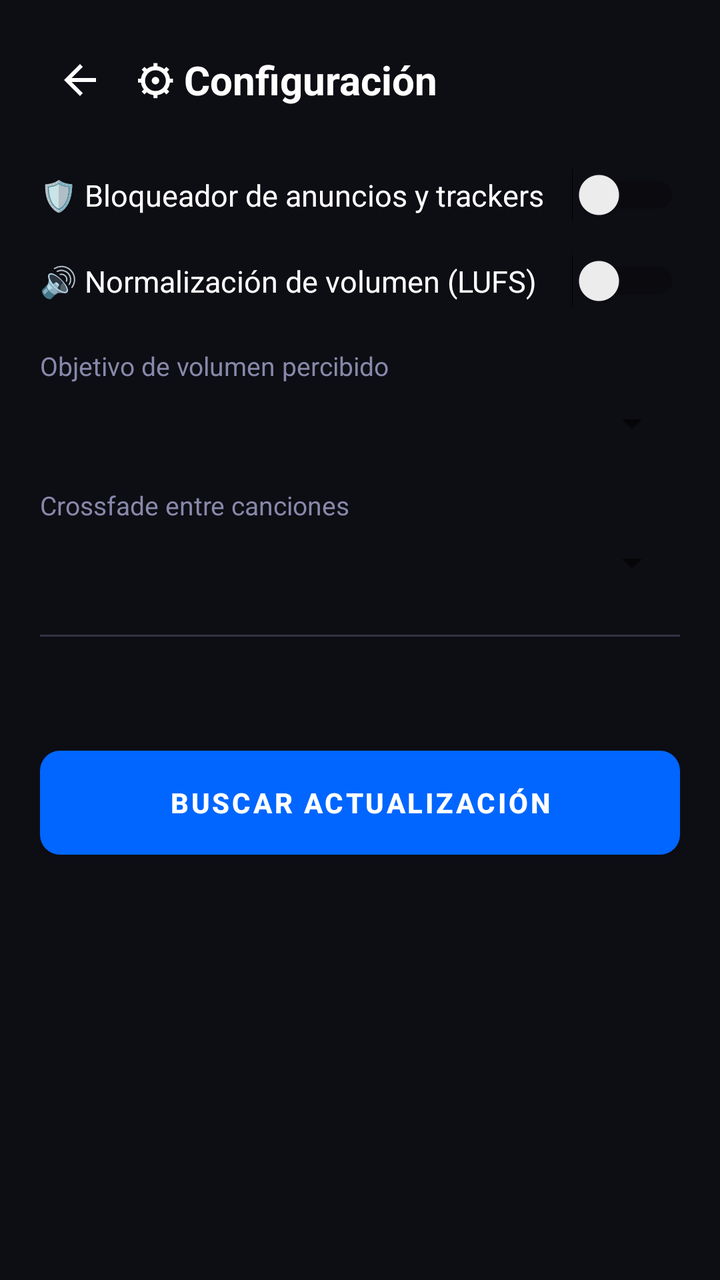
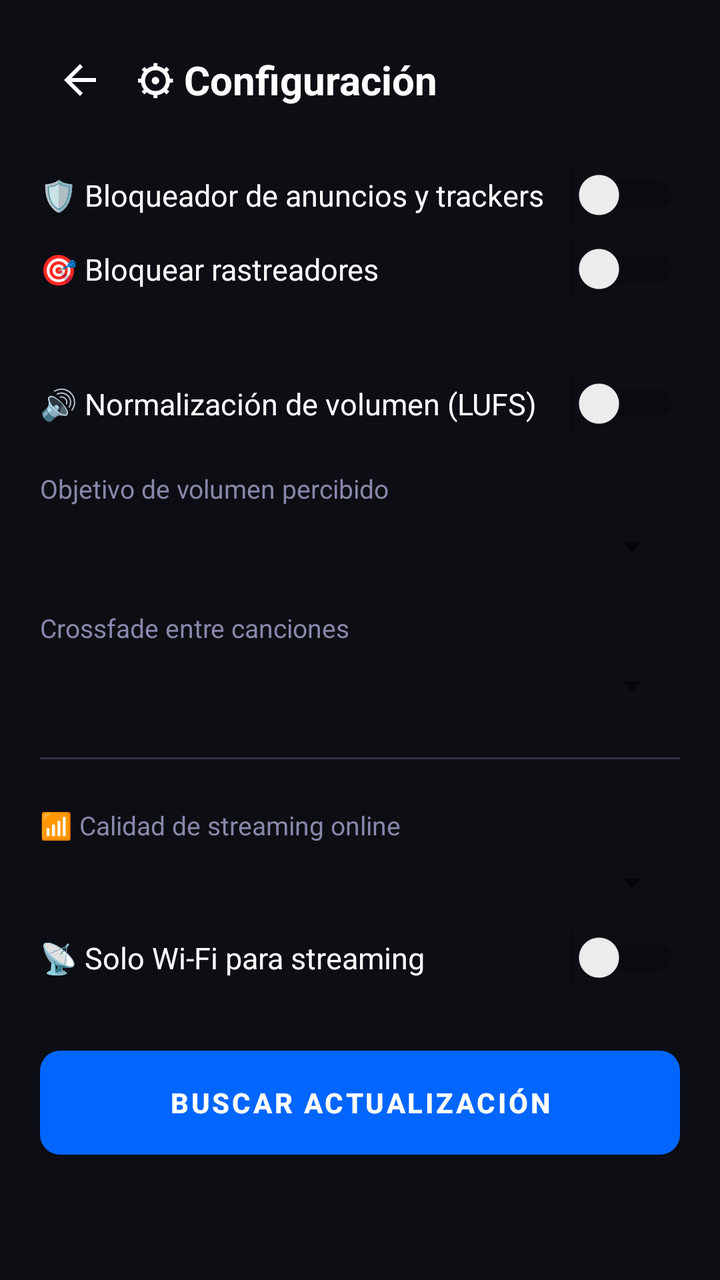

Before-and-after screenshots of an Android layout around one commit, followed by the original layout XML and the change that was made.
<!-- AndroidManifest.xml: application theme Theme.StreamVault -->
<!-- res/layout/activity_settings.xml -->
<?xml version="1.0" encoding="utf-8"?>
<ScrollView xmlns:android="http://schemas.android.com/apk/res/android"
    android:layout_width="match_parent"
    android:layout_height="match_parent"
    android:background="#0D0D14">

    <LinearLayout
        android:layout_width="match_parent"
        android:layout_height="wrap_content"
        android:orientation="vertical"
        android:padding="20dp">

        <LinearLayout
            android:layout_width="match_parent"
            android:layout_height="wrap_content"
            android:orientation="horizontal"
            android:gravity="center_vertical">

            <ImageButton
                android:id="@+id/btnBackSettings"
                android:layout_width="40dp"
                android:layout_height="40dp"
                android:background="?attr/selectableItemBackgroundBorderless"
                android:src="@drawable/ic_arrow_back" />

            <TextView
                android:layout_width="wrap_content"
                android:layout_height="wrap_content"
                android:text="⚙ Configuración"
                android:textColor="#FFFFFF"
                android:textSize="20sp"
                android:textStyle="bold"
                android:layout_marginStart="8dp" />
        </LinearLayout>

        <LinearLayout
            android:layout_width="match_parent"
            android:layout_height="wrap_content"
            android:orientation="horizontal"
            android:gravity="center_vertical"
            android:layout_marginTop="24dp">

            <TextView
                android:layout_width="0dp"
                android:layout_height="wrap_content"
                android:layout_weight="1"
                android:text="🛡 Bloqueador de anuncios y trackers"
                android:textColor="#FFFFFF"
                android:textSize="15sp" />

            <Switch
                android:id="@+id/swAdBlocker"
                android:layout_width="wrap_content"
                android:layout_height="wrap_content" />
        </LinearLayout>

        <LinearLayout
            android:layout_width="match_parent"
            android:layout_height="wrap_content"
            android:orientation="horizontal"
            android:gravity="center_vertical"
            android:layout_marginTop="16dp">

            <TextView
                android:layout_width="0dp"
                android:layout_height="wrap_content"
                android:layout_weight="1"
                android:text="🔊 Normalización de volumen (LUFS)"
                android:textColor="#FFFFFF"
                android:textSize="15sp" />

            <Switch
                android:id="@+id/swNormalization"
                android:layout_width="wrap_content"
                android:layout_height="wrap_content" />
        </LinearLayout>

        <TextView
            android:layout_width="match_parent"
            android:layout_height="wrap_content"
            android:text="Objetivo de volumen percibido"
            android:textColor="#8888AA"
            android:textSize="13sp"
            android:layout_marginTop="20dp" />

        <Spinner
            android:id="@+id/spLufs"
            android:layout_width="match_parent"
            android:layout_height="wrap_content"
            android:layout_marginTop="8dp" />

        <TextView
            android:layout_width="match_parent"
            android:layout_height="wrap_content"
            android:text="Crossfade entre canciones"
            android:textColor="#8888AA"
            android:textSize="13sp"
            android:layout_marginTop="20dp" />

        <Spinner
            android:id="@+id/spCrossfade"
            android:layout_width="match_parent"
            android:layout_height="wrap_content"
            android:layout_marginTop="8dp" />

        <View
            android:layout_width="match_parent"
            android:layout_height="1dp"
            android:background="#333344"
            android:layout_marginVertical="24dp" />

        <TextView
            android:id="@+id/tvCurrentVersion"
            android:layout_width="match_parent"
            android:layout_height="wrap_content"
            android:textColor="#FFFFFF"
            android:textSize="14sp" />

        <Button
            android:id="@+id/btnCheckUpdate"
            android:layout_width="match_parent"
            android:layout_height="52dp"
            android:layout_marginTop="14dp"
            android:background="@drawable/btn_primary"
            android:text="Buscar actualización"
            android:textColor="#FFFFFF"
            android:textStyle="bold" />
    </LinearLayout>
</ScrollView>
<!-- resources referenced by this layout -->
<resources>
  <!-- drawable btn_primary (drawable) -->
  <?xml version="1.0" encoding="utf-8"?>
  <shape xmlns:android="http://schemas.android.com/apk/res/android" android:shape="rectangle">
      <solid android:color="#0066FF"/>
      <corners android:radius="10dp"/>
  </shape>
  <!-- drawable ic_arrow_back (drawable) -->
  <?xml version="1.0" encoding="utf-8"?>
  <vector xmlns:android="http://schemas.android.com/apk/res/android"
      android:width="24dp" android:height="24dp"
      android:viewportWidth="24" android:viewportHeight="24">
      <path android:fillColor="#FFFFFF"
          android:pathData="M20,11H7.83l5.59,-5.59L12,4l-8,8 8,8 1.41,-1.41L7.83,13H20v-2z"/>
  </vector>
  <style name="Theme.StreamVault" parent="Theme.MaterialComponents.DayNight.NoActionBar">
          <item name="colorPrimary">@color/accent_blue</item>
          <item name="colorPrimaryDark">@color/bg_dark</item>
          <item name="colorAccent">@color/accent_cyan</item>
          <item name="android:windowBackground">@color/bg_dark</item>
          <item name="android:statusBarColor">@color/bg_dark</item>
          <item name="android:navigationBarColor">@color/bg_dark</item>
      </style>
  <color name="accent_blue">#0066FF</color>
  <color name="bg_dark">#0A0A0F</color>
  <color name="accent_cyan">#00C8FF</color>
</resources>

<!-- the commit's change to res/layout/activity_settings.xml (unified diff, before → after) -->
@@ -59,6 +59,35 @@
             android:layout_height="wrap_content"
             android:orientation="horizontal"
             android:gravity="center_vertical"
+            android:layout_marginTop="10dp">
+
+            <TextView
+                android:layout_width="0dp"
+                android:layout_height="wrap_content"
+                android:layout_weight="1"
+                android:text="🎯 Bloquear rastreadores"
+                android:textColor="#FFFFFF"
+                android:textSize="15sp" />
+
+            <Switch
+                android:id="@+id/swTrackers"
+                android:layout_width="wrap_content"
+                android:layout_height="wrap_content" />
+        </LinearLayout>
+
+        <TextView
+            android:id="@+id/tvAdStats"
+            android:layout_width="match_parent"
+            android:layout_height="wrap_content"
+            android:textColor="#8888AA"
+            android:textSize="12sp"
+            android:layout_marginTop="8dp" />
+
+        <LinearLayout
+            android:layout_width="match_parent"
+            android:layout_height="wrap_content"
+            android:orientation="horizontal"
+            android:gravity="center_vertical"
             android:layout_marginTop="16dp">
 
             <TextView
@@ -110,6 +139,40 @@
             android:layout_marginVertical="24dp" />
 
         <TextView
+            android:layout_width="match_parent"
+            android:layout_height="wrap_content"
+            android:text="📶 Calidad de streaming online"
+            android:textColor="#8888AA"
+            android:textSize="13sp" />
+
+        <Spinner
+            android:id="@+id/spQuality"
+            android:layout_width="match_parent"
+            android:layout_height="wrap_content"
+            android:layout_marginTop="8dp" />
+
+        <LinearLayout
+            android:layout_width="match_parent"
+            android:layout_height="wrap_content"
+            android:orientation="horizontal"
+            android:gravity="center_vertical"
+            android:layout_marginTop="12dp">
+
+            <TextView
+                android:layout_width="0dp"
+                android:layout_height="wrap_content"
+                android:layout_weight="1"
+                android:text="📡 Solo Wi-Fi para streaming"
+                android:textColor="#FFFFFF"
+                android:textSize="15sp" />
+
+            <Switch
+                android:id="@+id/swOnlyWifi"
+                android:layout_width="wrap_content"
+                android:layout_height="wrap_content" />
+        </LinearLayout>
+
+        <TextView
             android:id="@+id/tvCurrentVersion"
             android:layout_width="match_parent"
             android:layout_height="wrap_content"
